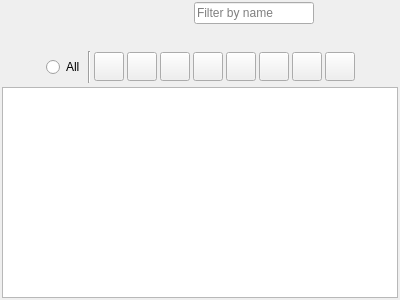
Above: ui/icon_selector_widget.ui from zkovari/plotlyst before the change. Below: the same form after it.
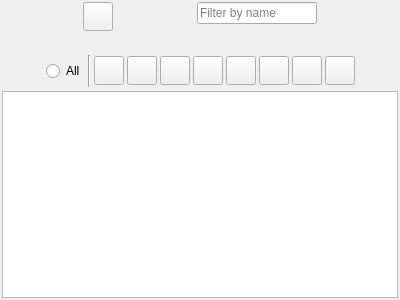
That is the form after the change.

What changed in the file:
```diff
--- a/ui/icon_selector_widget.ui
+++ b/ui/icon_selector_widget.ui
@@ -33,9 +33,6 @@
     <layout class="QHBoxLayout" name="hLayoutTop">
      <item alignment="Qt::AlignTop">
       <widget class="QToolButton" name="btnFilterIcon">
-       <property name="styleSheet">
-        <string notr="true">border: 0px;</string>
-       </property>
        <property name="text">
         <string/>
        </property>
```
Left out of the diff: 3 changed lines with no effect on the pictures.
